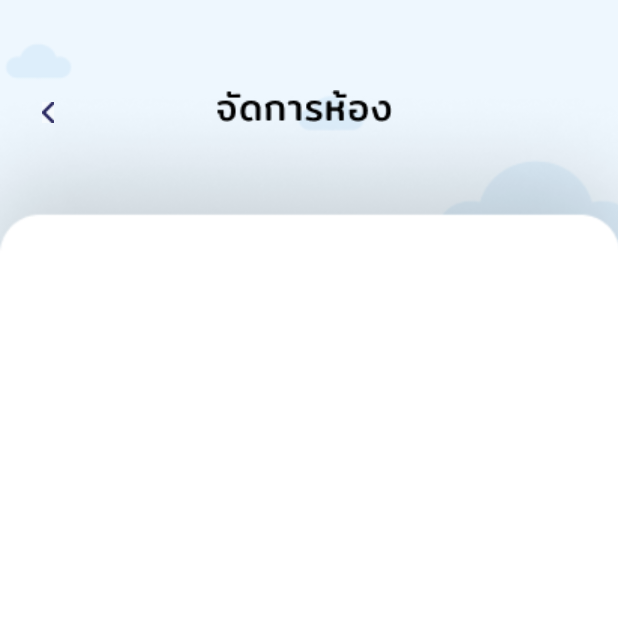
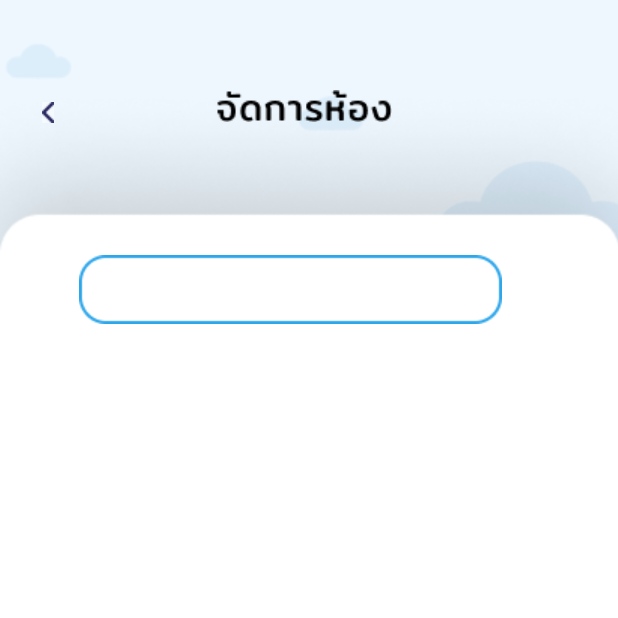
Before and after one commit to sSlotty/ResortManagement, an Android app: the ManageRoom screen opened directly, with no data from a screen before it, on a phone screen of 412 x 824 dp, the top half of it. Run offline under Robolectric (Android 15) with nearby library versions, the phone set to English and light mode, and no system bars.

Commit message:
update : Manage Room

```diff
--- a/app/src/main/java/com/example/resortmanagement/Room/ManageRoom.kt
+++ b/app/src/main/java/com/example/resortmanagement/Room/ManageRoom.kt
@@ -2,11 +2,22 @@ package com.example.resortmanagement.Room
 
 import androidx.appcompat.app.AppCompatActivity
 import android.os.Bundle
+import androidx.fragment.app.Fragment
 import com.example.resortmanagement.R
 
 class ManageRoom : AppCompatActivity() {
     override fun onCreate(savedInstanceState: Bundle?) {
         super.onCreate(savedInstanceState)
         setContentView(R.layout.activity_manage_room)
+        supportFragmentManager
+            .beginTransaction()
+            .replace(R.id.frameLayoutManageroom,listRoomManagement.newInstance())
+            .commit()
+    }
+    fun chanageFragment(fragment:Fragment){
+        supportFragmentManager.beginTransaction()
+            .replace(R.id.frameLayoutManageroom,fragment)
+            .addToBackStack(null)
+            .commit()
     }
 }
--- /dev/null
+++ b/app/src/main/java/com/example/resortmanagement/Room/listRoomManagement.kt
@@ -0,0 +1,41 @@
+package com.example.resortmanagement.Room
+
+import android.os.Bundle
+import androidx.fragment.app.Fragment
+import android.view.LayoutInflater
+import android.view.View
+import android.view.ViewGroup
+import com.example.resortmanagement.R
+
+// TODO: Rename parameter arguments, choose names that match
+// the fragment initialization parameters, e.g. ARG_ITEM_NUMBER
+private const val ARG_PARAM1 = "param1"
+private const val ARG_PARAM2 = "param2"
+
+/**
+ * A simple [Fragment] subclass.
+ * Use the [listRoomManagement.newInstance] factory method to
+ * create an instance of this fragment.
+ */
+class listRoomManagement : Fragment() {
+
+
+    override fun onCreate(savedInstanceState: Bundle?) {
+        super.onCreate(savedInstanceState)
+    }
+
+    override fun onCreateView(
+        inflater: LayoutInflater, container: ViewGroup?,
+        savedInstanceState: Bundle?
+    ): View? {
+        // Inflate the layout for this fragment
+        return inflater.inflate(R.layout.fragment_list_room_management, container, false)
+    }
+
+    companion object {
+
+        fun newInstance():listRoomManagement {
+            return listRoomManagement()
+        }
+    }
+}
--- a/app/src/main/res/layout/activity_manage_room.xml
+++ b/app/src/main/res/layout/activity_manage_room.xml
@@ -38,4 +38,14 @@
         app:layout_constraintTop_toTopOf="@+id/imageView9"
         app:srcCompat="@drawable/manage_text_pic" />
 
+    <FrameLayout
+        android:id="@+id/frameLayoutManageroom"
+        android:layout_width="match_parent"
+        android:layout_height="match_parent"
+        android:layout_marginTop="150dp"
+        app:layout_constraintTop_toTopOf="parent"
+        tools:layout_editor_absoluteX="107dp">
+
+    </FrameLayout>
+
 </androidx.constraintlayout.widget.ConstraintLayout>
--- /dev/null
+++ b/app/src/main/res/layout/fragment_list_room_management.xml
@@ -0,0 +1,28 @@
+<?xml version="1.0" encoding="utf-8"?>
+<FrameLayout xmlns:android="http://schemas.android.com/apk/res/android"
+    xmlns:app="http://schemas.android.com/apk/res-auto"
+    xmlns:tools="http://schemas.android.com/tools"
+    android:id="@+id/listRoomManagement"
+    android:layout_width="match_parent"
+    android:layout_height="match_parent"
+    tools:context=".Room.listRoomManagement">
+
+    <!-- TODO: Update blank fragment layout -->
+    <androidx.constraintlayout.widget.ConstraintLayout
+        android:layout_width="match_parent"
+        android:layout_height="match_parent">
+
+        <ImageView
+            android:id="@+id/imageView12"
+            android:layout_width="wrap_content"
+            android:layout_height="wrap_content"
+            android:layout_marginStart="52dp"
+            android:layout_marginTop="20dp"
+            android:layout_marginEnd="77dp"
+            android:src="@drawable/input_login"
+            app:layout_constraintEnd_toEndOf="parent"
+            app:layout_constraintStart_toStartOf="parent"
+            app:layout_constraintTop_toTopOf="parent" />
+    </androidx.constraintlayout.widget.ConstraintLayout>
+
+</FrameLayout>
```
